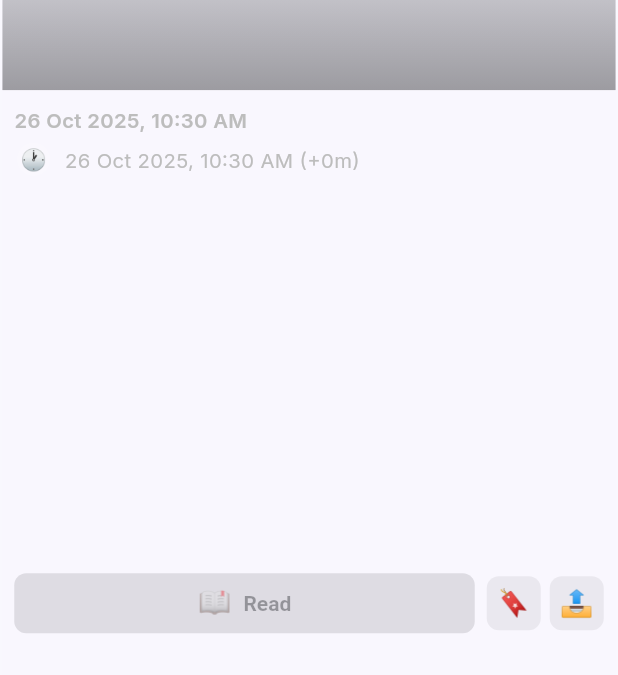
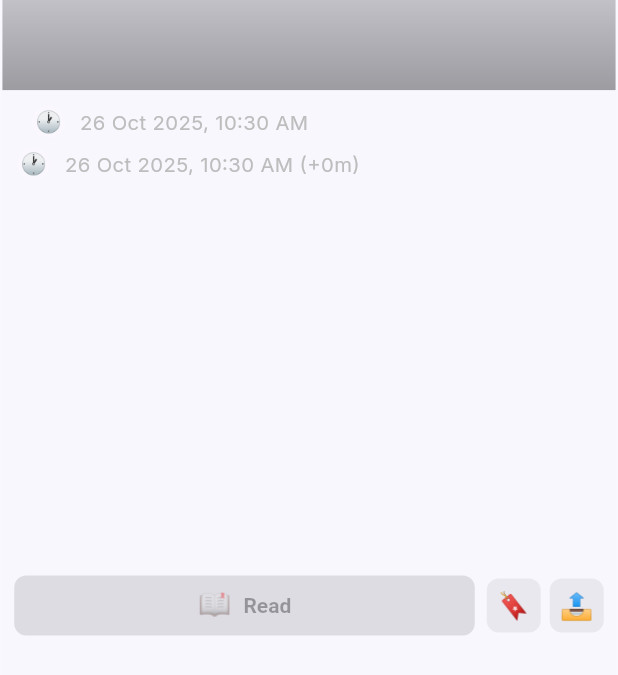
Before and after one commit to onlinecalculatorpro-astro/cinepulse, a Flutter app: the StoryCard widget shown alone on an empty page, opened directly with empty values, on a phone screen of 412 x 824 dp. Shown: the part 257-932 px from the top of the screen. Run offline on Flutter 3.47's test engine with Material 3 defaults, Android fonts, the phone set to English and light mode, and no system bars; our stand-ins replace cached_network_image, chewie, connectivity_plus, firebase_core, firebase_messaging, flutter_local_notifications and 5 more; accounts and stored records are empty; network calls fail; statements that could not run were skipped.

Commit message:
Update story_card.dart

```diff
--- a/lib/features/story/story_card.dart
+++ b/lib/features/story/story_card.dart
@@ -1,17 +1,19 @@
 // lib/features/story/story_card.dart
 //
-// Final layout:
+// FINAL LAYOUT:
 //
-// Row A: "<Kind> • <publishedAt timestamp>"
-// Row B: second timestamp (ingested/normalizedAt with +gap)
-// Row C: title
+// Row A: "<Kind>  [🕐 pill: publishedAt]"
+// Row B: [🕐 pill: addedAt (+gap)]
+// Row C: Title (3 lines max)
 // Row D: CTA row (Watch/Read + Save + Share)
-// Row E: tiny footer attribution ("Source: koimoi.com")
+// Row E: "Source: <sourceDomain OR source>"  (single value, no slash combo)
 //
-// We DO NOT show "Source:" in Row A anymore. Source only appears once,
-// in Row E (small, muted).
-//
-// No summary in card. Hero image logic unchanged.
+// Rules:
+// - Row A should SHOW the clock emoji pill again for the FIRST timestamp.
+// - Row B keeps the second timestamp pill like before.
+// - Bottom attribution should NOT combine both source + domain with "/".
+//   We show sourceDomain if present, else source.
+// - Everything else stays the same.
 
 import 'dart:math' as math;
 import 'dart:ui';
@@ -30,7 +32,7 @@ import '../../core/cache.dart';
 import '../../core/models.dart';
 import '../../core/utils.dart';
 import 'story_details.dart';
-import 'story_image_url.dart'; // normalized poster/thumbnail resolver
+import 'story_image_url.dart'; // hero/thumbnail resolver
 
 class StoryCard extends StatefulWidget {
   const StoryCard({super.key, required this.story});
@@ -59,9 +61,6 @@ class _StoryCardState extends State<StoryCard> {
     return u;
   }
 
-  // clean source string for comparisons
-  String _cleanSource(String? s) => (s ?? '').trim();
-
   bool get _isWatchCta {
     if (_videoUrl != null) return true;
 
@@ -70,7 +69,7 @@ class _StoryCardState extends State<StoryCard> {
 
     final byType = widget.story.kind.toLowerCase() == 'trailer';
 
-    final bySource = _cleanSource(widget.story.source).toLowerCase() == 'youtube';
+    final bySource = (widget.story.source ?? '').toLowerCase() == 'youtube';
 
     return byHost || byType || bySource;
   }
@@ -132,13 +131,12 @@ class _StoryCardState extends State<StoryCard> {
   // Formatting helpers
   // ------------------------------------------------------------------
 
-  // Month short names for timestamp formatting
   static const List<String> _mon = [
     'Jan', 'Feb', 'Mar', 'Apr', 'May', 'Jun',
     'Jul', 'Aug', 'Sep', 'Oct', 'Nov', 'Dec'
   ];
 
-  // 26 Oct 2025, 10:44 PM
+  // e.g. "26 Oct 2025, 11:36 PM"
   String _formatMetaLike(DateTime dt) {
     final d = dt.toLocal();
     final day = d.day;
@@ -151,7 +149,7 @@ class _StoryCardState extends State<StoryCard> {
     return '$day $m $y, $h:$mm $ap';
   }
 
-  // (+6h) / (+12h) etc
+  // "(+33h)" etc
   String _formatGap(Duration d) {
     final abs = d.isNegative ? -d : d;
     if (abs.inMinutes < 60) return '${abs.inMinutes}m';
@@ -159,7 +157,7 @@ class _StoryCardState extends State<StoryCard> {
     return '${abs.inDays}d';
   }
 
-  // Small row with clock + text
+  // Small pill row with emoji + timestamp text
   Widget _timePill({required String emoji, required String text}) {
     return Row(
       mainAxisSize: MainAxisSize.min,
@@ -173,8 +171,7 @@ class _StoryCardState extends State<StoryCard> {
           child: _Emoji(emoji: emoji, size: 14),
         ),
         const SizedBox(width: 8),
-        Expanded(
-          child: Text(
+        Text(
           text,
           maxLines: 1,
           overflow: TextOverflow.ellipsis,
@@ -183,12 +180,11 @@ class _StoryCardState extends State<StoryCard> {
             fontSize: 13.5,
           ),
         ),
-        ),
       ],
     );
   }
 
-  // Capitalize kind for display ("News", "OTT", "Release", "Trailer")
+  // Capitalize kind
   String _kindDisplay(String k) {
     final lower = k.toLowerCase();
     if (lower == 'ott') return 'OTT';
@@ -196,30 +192,13 @@ class _StoryCardState extends State<StoryCard> {
     return lower[0].toUpperCase() + lower.substring(1);
   }
 
-  // Row A text: "News • 26 Oct 2025, 11:27 PM"
-  String _rowAText({
-    required String kind,
-    required String? published,
-  }) {
-    final kd = _kindDisplay(kind).trim();
-    final ts = (published ?? '').trim();
-    if (kd.isEmpty && ts.isEmpty) return '';
-    if (kd.isEmpty) return ts;
-    if (ts.isEmpty) return kd;
-    return '$kd • $ts';
-  }
-
-  // Bottom attribution "Source: koimoi.com"
-  String _sourceFooter() {
-    final src = _cleanSource(widget.story.source);
-    final dom = _cleanSource(widget.story.sourceDomain);
-    if (src.isNotEmpty && dom.isNotEmpty) {
-      // avoid "koimoi.com / koimoi.com"
-      final same = src.toLowerCase() == dom.toLowerCase();
-      return 'Source: ${same ? src : '$src / $dom'}';
-    }
-    if (src.isNotEmpty) return 'Source: $src';
-    if (dom.isNotEmpty) return 'Source: $dom';
+  // Bottom "Source: <x>" logic.
+  // Use domain if we have it, else fall back to source.
+  String _attribution(Story s) {
+    final dom = (s.sourceDomain ?? '').trim();
+    if (dom.isNotEmpty) return dom;
+    final src = (s.source ?? '').trim();
+    if (src.isNotEmpty) return src;
     return '';
   }
 
@@ -231,7 +210,7 @@ class _StoryCardState extends State<StoryCard> {
 
     final kind = widget.story.kind.toLowerCase();
 
-    // --- timestamps ---
+    // timestamps
     final DateTime? publishedAt = widget.story.publishedAt;
     final DateTime? addedAt =
         widget.story.ingestedAtCompat ?? widget.story.normalizedAt;
@@ -246,23 +225,19 @@ class _StoryCardState extends State<StoryCard> {
                 : '')
         : null;
 
-    // Row A label
-    final rowAText = _rowAText(kind: kind, published: publishedText);
-
-    // bottom disclosure
-    final footerText = _sourceFooter();
-
     final hasUrl = _linkUrl != null;
 
-    // Unified hero/thumbnail URL
+    // hero/thumbnail
     final imageUrl = resolveStoryImageUrl(widget.story);
+
+    // attribution for footer
+    final srcText = _attribution(widget.story);
 
     final card = AnimatedContainer(
       duration: const Duration(milliseconds: 140),
       curve: Curves.easeOut,
-      transform: _hover
-          ? (vm.Matrix4.identity()..translate(0.0, -2.0, 0.0))
-          : null,
+      transform:
+          _hover ? (vm.Matrix4.identity()..translate(0.0, -2.0, 0.0)) : null,
       decoration: BoxDecoration(
         color: isDark
             ? const Color(0xFF181E2A).withOpacity(0.92)
@@ -296,9 +271,7 @@ class _StoryCardState extends State<StoryCard> {
               return Column(
                 crossAxisAlignment: CrossAxisAlignment.stretch,
                 children: [
-                  // ------------------------------------------------------------------
-                  // IMAGE / POSTER
-                  // ------------------------------------------------------------------
+                  // IMAGE
                   SizedBox(
                     height: mediaH,
                     child: Hero(
@@ -384,19 +357,20 @@ class _StoryCardState extends State<StoryCard> {
                     ),
                   ),
 
-                  // ------------------------------------------------------------------
-                  // META, TIMESTAMPS, TITLE, CTA, FOOTER
-                  // ------------------------------------------------------------------
+                  // BODY
                   Expanded(
                     child: Padding(
                       padding: const EdgeInsets.fromLTRB(8, 10, 8, 8),
                       child: Column(
                         crossAxisAlignment: CrossAxisAlignment.start,
                         children: [
-                          // Row A: "News • 26 Oct 2025, 11:27 PM"
-                          if (rowAText.isNotEmpty)
+                          // Row A:
+                          // "<Kind>  [🕐 publishedAt]"
+                          Row(
+                            crossAxisAlignment: CrossAxisAlignment.center,
+                            children: [
                               Text(
-                              rowAText,
+                                _kindDisplay(kind),
                                 maxLines: 1,
                                 overflow: TextOverflow.ellipsis,
                                 style: TextStyle(
@@ -405,14 +379,26 @@ class _StoryCardState extends State<StoryCard> {
                                   fontWeight: FontWeight.w600,
                                 ),
                               ),
+                              if (publishedText != null) ...[
+                                const SizedBox(width: 10),
+                                Flexible(
+                                  child: _timePill(
+                                    emoji: '🕐',
+                                    text: publishedText!,
+                                  ),
+                                ),
+                              ],
+                            ],
+                          ),
 
                           const SizedBox(height: 6),
 
-                          // Row B: second timestamp (ingested/normalized +gap)
+                          // Row B:
+                          // second timestamp with gap, still pill
                           if (addedText != null)
                             _timePill(
                               emoji: '🕐',
-                              text: addedText,
+                              text: addedText!,
                             ),
 
                           const SizedBox(height: 8),
@@ -438,7 +424,7 @@ class _StoryCardState extends State<StoryCard> {
 
                           const Spacer(),
 
-                          // Row D: CTA row (Watch/Read + Save + Share)
+                          // Row D: CTA row
                           Row(
                             children: [
                               Expanded(
@@ -510,18 +496,17 @@ class _StoryCardState extends State<StoryCard> {
                             ],
                           ),
 
-                          // Row E: footer attribution (tiny)
-                          if (footerText.isNotEmpty) ...[
+                          // Row E: bottom attribution
+                          if (srcText.isNotEmpty) ...[
                             const SizedBox(height: 8),
                             Text(
-                              footerText,
+                              'Source: $srcText',
                               maxLines: 1,
                               overflow: TextOverflow.ellipsis,
                               style: TextStyle(
+                                color: Colors.grey[500],
                                 fontSize: 12,
-                                height: 1.3,
                                 fontWeight: FontWeight.w500,
-                                color: Colors.grey[500],
                               ),
                             ),
                           ],
```
Lines whose indentation alone changed are shown as unchanged.
